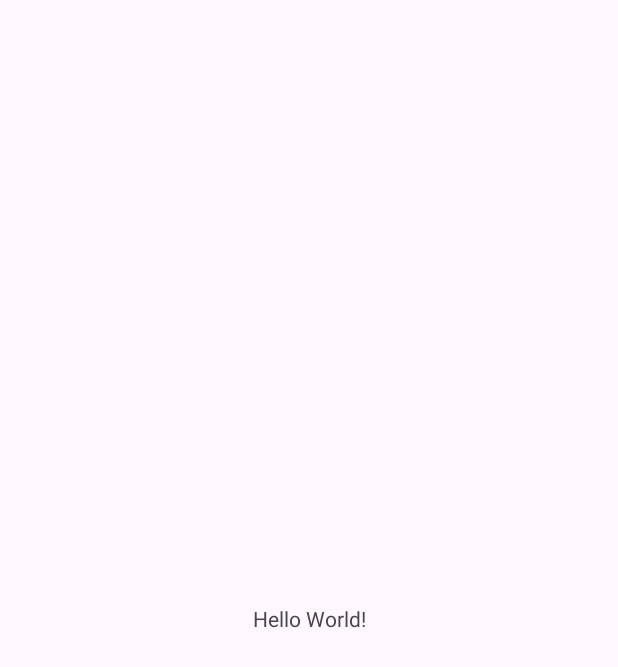
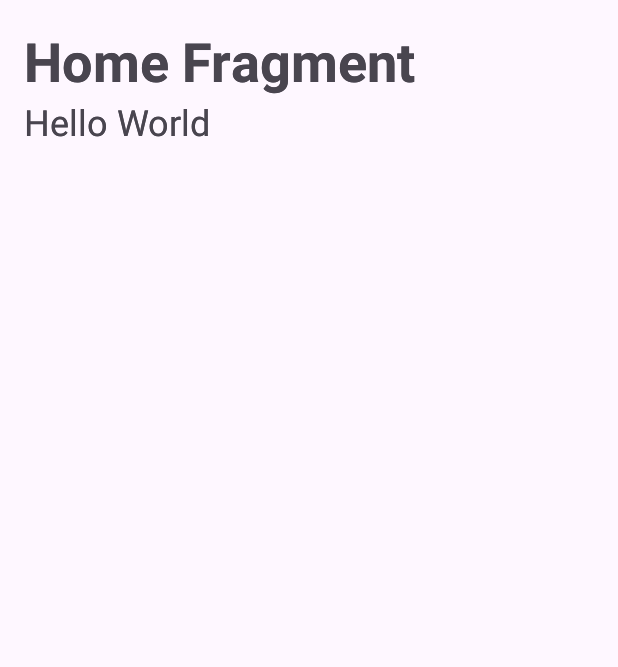
Before and after one commit to arjunmehtaa/SingleStep, an Android app: the screen it shows after launch (MainActivity), on a phone screen of 412 x 824 dp. Before the commit the part shown is almost empty. Shown: the top 667 px of the screen. Run offline under Robolectric (Android 15) with nearby library versions, the phone set to English and light mode, and no system bars.

Commit message:
Setup viewbinding and create samples for fragments, viewmodels, recyclerview adapter

```diff
--- a/app/src/main/java/com/example/singlestep/MainActivity.kt
+++ b/app/src/main/java/com/example/singlestep/MainActivity.kt
@@ -2,10 +2,19 @@ package com.example.singlestep
 
 import androidx.appcompat.app.AppCompatActivity
 import android.os.Bundle
+import androidx.fragment.app.add
+import androidx.fragment.app.commit
+import com.example.singlestep.ui.home.HomeFragment
 
 class MainActivity : AppCompatActivity() {
     override fun onCreate(savedInstanceState: Bundle?) {
         super.onCreate(savedInstanceState)
         setContentView(R.layout.activity_main)
+        if (savedInstanceState == null) {
+            supportFragmentManager.commit {
+                setReorderingAllowed(true)
+                add<HomeFragment>(R.id.fragment_container_view)
+            }
+        }
     }
 }
--- /dev/null
+++ b/app/src/main/java/com/example/singlestep/ui/home/HomeFragment.kt
@@ -0,0 +1,31 @@
+package com.example.singlestep.ui.home
+
+import android.os.Bundle
+import android.view.LayoutInflater
+import android.view.View
+import android.view.ViewGroup
+import androidx.fragment.app.Fragment
+import androidx.fragment.app.viewModels
+import com.example.singlestep.R
+import com.example.singlestep.databinding.FragmentHomeBinding
+
+class HomeFragment : Fragment() {
+
+    private val viewModel: HomeViewModel by viewModels()
+    private lateinit var binding: FragmentHomeBinding
+
+    override fun onCreateView(
+        inflater: LayoutInflater, container: ViewGroup?,
+        savedInstanceState: Bundle?
+    ): View {
+        binding = FragmentHomeBinding.inflate(inflater, container, false)
+        setupViews()
+        return binding.root
+    }
+
+    private fun setupViews() {
+        with(binding) {
+            subtitle.text = getString(R.string.hello_world)
+        }
+    }
+}
--- /dev/null
+++ b/app/src/main/java/com/example/singlestep/ui/home/HomeViewModel.kt
@@ -0,0 +1,6 @@
+package com.example.singlestep.ui.home
+
+import androidx.lifecycle.ViewModel
+
+class HomeViewModel : ViewModel() {
+}
--- a/app/src/main/res/layout/activity_main.xml
+++ b/app/src/main/res/layout/activity_main.xml
@@ -1,18 +1,15 @@
 <?xml version="1.0" encoding="utf-8"?>
-<androidx.constraintlayout.widget.ConstraintLayout xmlns:android="http://schemas.android.com/apk/res/android"
-    xmlns:app="http://schemas.android.com/apk/res-auto"
+<androidx.constraintlayout.widget.ConstraintLayout
+    xmlns:android="http://schemas.android.com/apk/res/android"
     xmlns:tools="http://schemas.android.com/tools"
     android:layout_width="match_parent"
     android:layout_height="match_parent"
     tools:context=".MainActivity">
 
-    <TextView
-        android:layout_width="wrap_content"
-        android:layout_height="wrap_content"
-        android:text="Hello World!"
-        app:layout_constraintBottom_toBottomOf="parent"
-        app:layout_constraintEnd_toEndOf="parent"
-        app:layout_constraintStart_toStartOf="parent"
-        app:layout_constraintTop_toTopOf="parent" />
+    <androidx.fragment.app.FragmentContainerView
+        android:id="@+id/fragment_container_view"
+        android:layout_width="match_parent"
+        android:layout_height="match_parent"
+        android:name="com.example.singlestep.ui.home.HomeFragment" />
 
 </androidx.constraintlayout.widget.ConstraintLayout>
--- /dev/null
+++ b/app/src/main/res/layout/fragment_home.xml
@@ -0,0 +1,27 @@
+<?xml version="1.0" encoding="utf-8"?>
+<RelativeLayout
+    xmlns:android="http://schemas.android.com/apk/res/android"
+    xmlns:tools="http://schemas.android.com/tools"
+    android:layout_width="match_parent"
+    android:layout_height="match_parent"
+    android:padding="16dp">
+
+    <TextView
+        android:id="@+id/title"
+        android:layout_width="wrap_content"
+        android:layout_height="wrap_content"
+        android:textSize="36sp"
+        android:textStyle="bold"
+        android:layout_alignParentTop="true"
+        android:layout_alignParentStart="true"
+        android:text="@string/home_fragment"/>
+
+    <TextView
+        android:id="@+id/subtitle"
+        android:layout_width="match_parent"
+        android:layout_height="wrap_content"
+        android:textSize="24sp"
+        android:layout_below="@id/title"
+        tools:text="Sample subtitle"/>
+
+</RelativeLayout>
--- a/app/src/main/res/values/strings.xml
+++ b/app/src/main/res/values/strings.xml
@@ -1,3 +1,6 @@
 <resources>
     <string name="app_name">SingleStep</string>
+    <string name="hello_world">Hello World</string>
+    <string name="home_fragment">Home Fragment</string>
+    <string name="result_fragment">Result Fragment</string>
 </resources>
```
Also changed, not shown: app/build.gradle.kts (+6 -2 lines), app/src/main/java/com/example/singlestep/model/Item.kt (added, +7 -0 lines), app/src/main/java/com/example/singlestep/ui/common/ItemAdapter.kt (added, +42 -0 lines), app/src/main/java/com/example/singlestep/ui/result/ResultFragment.kt (added, +62 -0 lines), app/src/main/java/com/example/singlestep/ui/result/ResultViewModel.kt (added, +33 -0 lines), app/src/main/java/com/example/singlestep/utils/Result.kt (added, +7 -0 lines), app/src/main/java/com/example/singlestep/utils/Utils.kt (added, +12 -0 lines), app/src/main/res/layout/fragment_result.xml (added, +24 -0 lines), app/src/main/res/layout/item.xml (added, +36 -0 lines).
